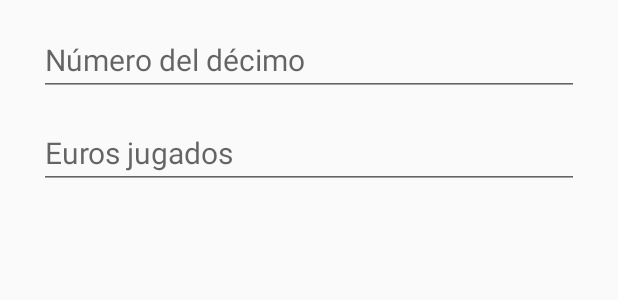
After one commit to JoseAngelManeiro/Lottery, an Android app: the layout dialog_add_ticket.xml on its own in the app's theme, with its tools: preview values and no code run, on a phone screen of 412 x 824 dp. The commit adds this screen. Shown: the top 300 px of the screen. Run offline under Robolectric (Android 15) with nearby library versions, the phone set to English and light mode, and no system bars.

Commit message:
Implement dialog to add lottery ticket

```diff
--- a/app/build.gradle
+++ b/app/build.gradle
@@ -26,6 +26,7 @@ dependencies {
     implementation "org.jetbrains.kotlin:kotlin-stdlib:$kotlin_version"
     implementation 'androidx.core:core-ktx:1.3.2'
     implementation 'androidx.appcompat:appcompat:1.2.0'
+    implementation 'com.google.android.material:material:1.2.1'
 
     // ConstraintLayout
     implementation 'androidx.constraintlayout:constraintlayout:2.0.4'
--- /dev/null
+++ b/app/src/main/res/drawable/ic_add_white.xml
@@ -0,0 +1,5 @@
+<vector android:height="24dp" android:tint="#FFFFFF"
+    android:viewportHeight="24" android:viewportWidth="24"
+    android:width="24dp" xmlns:android="http://schemas.android.com/apk/res/android">
+    <path android:fillColor="@android:color/white" android:pathData="M19,13h-6v6h-2v-6H5v-2h6V5h2v6h6v2z"/>
+</vector>
--- /dev/null
+++ b/app/src/main/res/layout/dialog_add_ticket.xml
@@ -0,0 +1,31 @@
+<?xml version="1.0" encoding="utf-8"?>
+<LinearLayout
+    xmlns:android="http://schemas.android.com/apk/res/android"
+    android:orientation="vertical"
+    android:layout_width="match_parent"
+    android:layout_height="wrap_content"
+    android:padding="16dp"
+    android:focusableInTouchMode="true">
+
+    <EditText
+        android:id="@+id/number_edit_text"
+        android:layout_width="match_parent"
+        android:layout_height="wrap_content"
+        android:inputType="number"
+        android:textSize="20sp"
+        android:layout_marginStart="10dp"
+        android:layout_marginEnd="10dp"
+        android:hint="Número del décimo" />
+
+    <EditText
+        android:id="@+id/euros_bet_edit_text"
+        android:layout_width="match_parent"
+        android:layout_height="wrap_content"
+        android:inputType="number"
+        android:textSize="20sp"
+        android:layout_marginTop="14dp"
+        android:layout_marginStart="10dp"
+        android:layout_marginEnd="10dp"
+        android:hint="Euros jugados"/>
+
+</LinearLayout>
```
Also changed, not shown: app/src/main/java/com/joseangelmaneiro/lottery/Injector.kt (deleted, +0 -27 lines), app/src/main/java/com/joseangelmaneiro/lottery/view/DialogExtensions.kt (added, +42 -0 lines), app/src/main/java/com/joseangelmaneiro/lottery/view/MainActivity.kt (+19 -10 lines), app/src/main/res/layout/activity_main.xml (+17 -3 lines).
